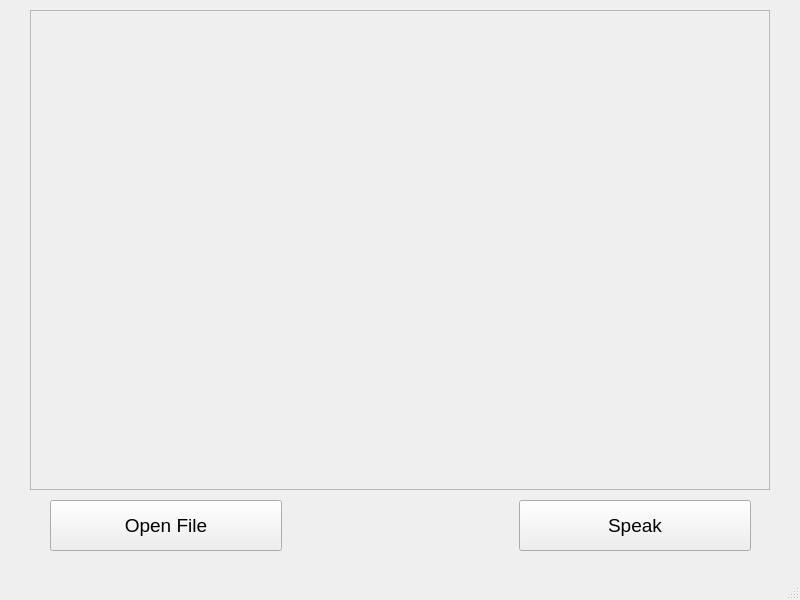
Minato3000/Lecturer_with_GUI, file lecturer_v2_0/dialog.ui: the form before one commit.
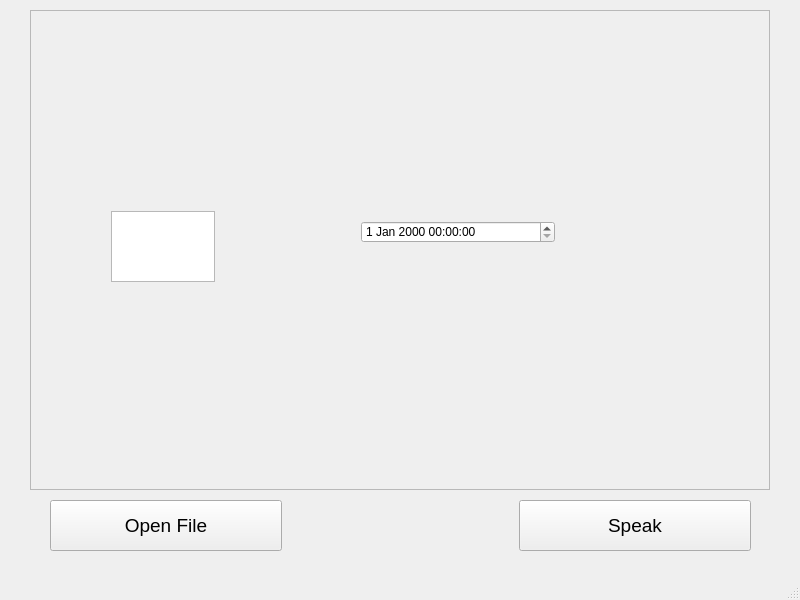
The form after the commit.

What changed in the file:
```diff
--- a/lecturer_v2_0/dialog.ui
+++ b/lecturer_v2_0/dialog.ui
@@ -99,7 +99,7 @@
      <widget class="QLabel" name="filetext">
       <property name="geometry">
        <rect>
-        <x>10</x>
+        <x>0</x>
         <y>0</y>
         <width>740</width>
         <height>480</height>
@@ -144,6 +144,26 @@
        <number>2</number>
       </property>
      </widget>
+     <widget class="QPlainTextEdit" name="plainTextEdit">
+      <property name="geometry">
+       <rect>
+        <x>80</x>
+        <y>200</y>
+        <width>104</width>
+        <height>71</height>
+       </rect>
+      </property>
+     </widget>
+     <widget class="QDateTimeEdit" name="dateTimeEdit">
+      <property name="geometry">
+       <rect>
+        <x>330</x>
+        <y>210</y>
+        <width>194</width>
+        <height>22</height>
+       </rect>
+      </property>
+     </widget>
     </widget>
    </widget>
   </widget>
```
